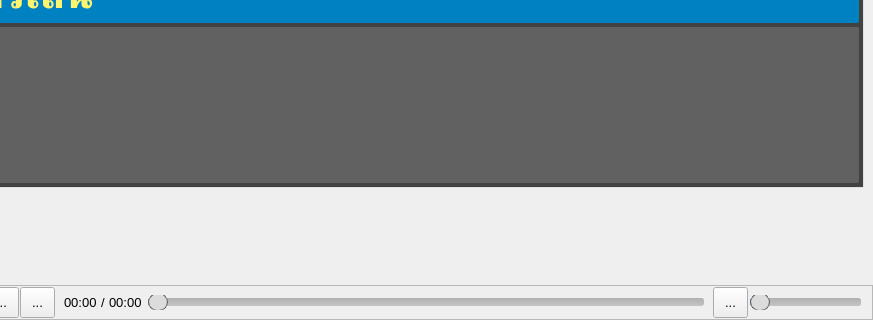
pie62/HandyKaraoke, file MainWindow.ui: the form before one commit; both pictures show x 127 to 1000 and y 350 to 670 of the 1000 by 670 pixel window.
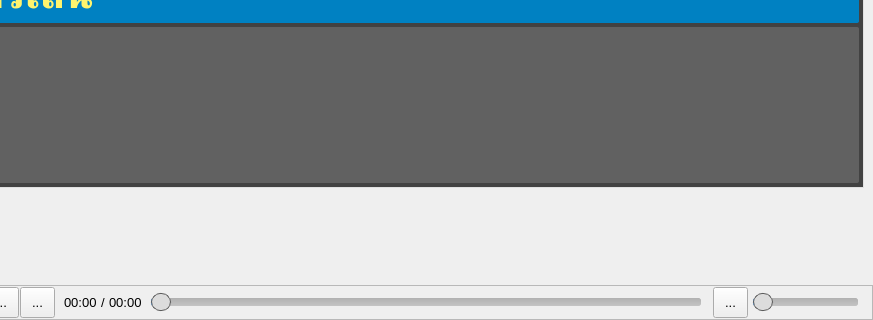
The form after the commit. Custom widgets are drawn as their Qt base class.

Commit message: แก้ ้handle ของ slider หน้าหลัก

```diff
--- a/MainWindow.ui
+++ b/MainWindow.ui
@@ -940,7 +940,9 @@
             <enum>Qt::NoFocus</enum>
            </property>
            <property name="styleSheet">
-            <string notr="true">
+            <string notr="true">QSlider {
+	padding: 3px;
+}
 QSlider::groove:horizontal {
     /*border: 1px solid #999999;*/
     height: 8px; /* the groove expands to the size of the slider by default. by 		  giving it a height, it has a fixed size */
@@ -1035,7 +1037,9 @@
             <enum>Qt::NoFocus</enum>
            </property>
            <property name="styleSheet">
-            <string notr="true">
+            <string notr="true">QSlider {
+	padding: 3px;
+}
 QSlider::groove:horizontal {
     /*border: 1px solid #999999;*/
     height: 8px; /* the groove expands to the size of the slider by default. by 		  giving it a height, it has a fixed size */
```
